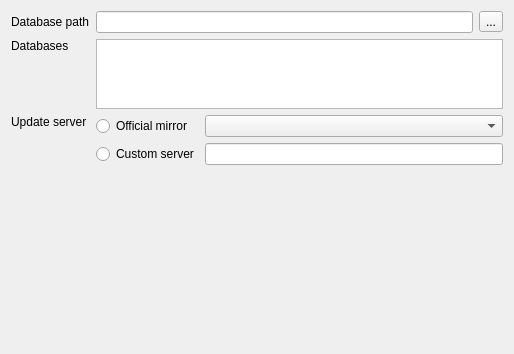
Before: the Qt Designer form src/ui/settingswidget.ui in dports/Qlam, drawn with Qt 5.
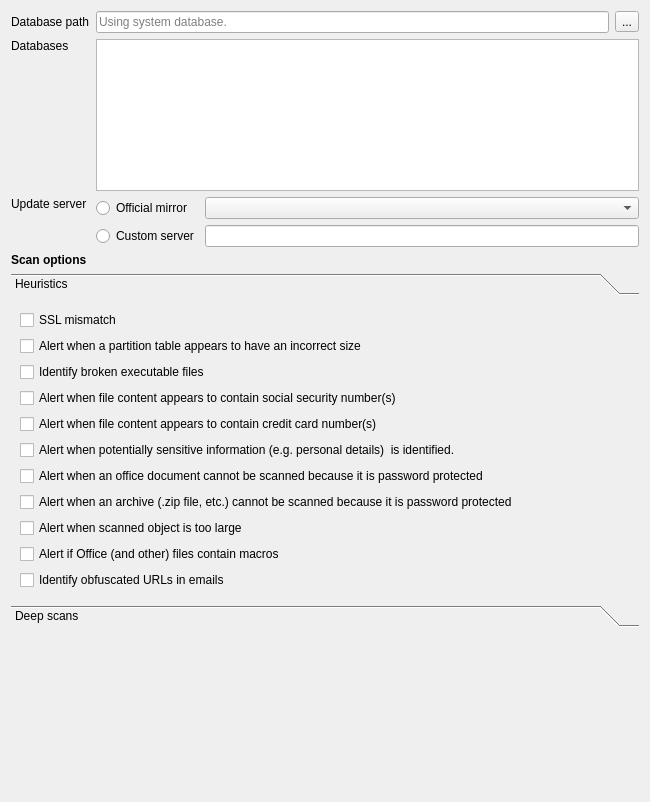
After: the same form once the commit is applied. The open tabs and pages were chosen to show the change. Icons and pictures are not drawn.

Diff of the .ui file:
```diff
--- a/src/ui/settingswidget.ui
+++ b/src/ui/settingswidget.ui
@@ -6,14 +6,14 @@
    <rect>
     <x>0</x>
     <y>0</y>
-    <width>514</width>
-    <height>354</height>
+    <width>650</width>
+    <height>802</height>
    </rect>
   </property>
   <property name="windowTitle">
    <string>Form</string>
   </property>
-  <layout class="QVBoxLayout" name="verticalLayout" stretch="1,2">
+  <layout class="QVBoxLayout" name="verticalLayout" stretch="1,0,0,0">
    <item>
     <layout class="QGridLayout" name="gridLayout_2" rowstretch="0,0,0">
      <item row="0" column="0">
@@ -26,7 +26,11 @@
      <item row="0" column="1">
       <layout class="QHBoxLayout" name="horizontalLayout">
        <item>
-        <widget class="QLineEdit" name="databasePath"/>
+        <widget class="QLineEdit" name="databasePath">
+         <property name="placeholderText">
+          <string>Using system database.</string>
+         </property>
+        </widget>
        </item>
        <item>
         <widget class="QToolButton" name="chooseDatabasePathButton">
@@ -107,6 +111,131 @@
      </item>
     </layout>
    </item>
+   <item>
+    <widget class="QLabel" name="label">
+     <property name="font">
+      <font>
+       <weight>75</weight>
+       <bold>true</bold>
+      </font>
+     </property>
+     <property name="text">
+      <string>Scan options</string>
+     </property>
+    </widget>
+   </item>
+   <item>
+    <widget class="QToolBox" name="toolBox">
+     <property name="currentIndex">
+      <number>1</number>
+     </property>
+     <widget class="QWidget" name="heuristics">
+      <property name="geometry">
+       <rect>
+        <x>0</x>
+        <y>0</y>
+        <width>854</width>
+        <height>424</height>
+       </rect>
+      </property>
+      <attribute name="label">
+       <string>Heuristics</string>
+      </attribute>
+      <layout class="QVBoxLayout" name="verticalLayout_2">
+       <item>
+        <widget class="QCheckBox" name="sslMismatch">
+         <property name="text">
+          <string>SSL mismatch</string>
+         </property>
+        </widget>
+       </item>
+       <item>
+        <widget class="QCheckBox" name="partitionTableSize">
+         <property name="text">
+          <string>Alert when a partition table appears to have an incorrect size</string>
+         </property>
+        </widget>
+       </item>
+       <item>
+        <widget class="QCheckBox" name="brokenFiles">
+         <property name="text">
+          <string>Identify broken executable files</string>
+         </property>
+        </widget>
+       </item>
+       <item>
+        <widget class="QCheckBox" name="socialSecurityNumbers">
+         <property name="text">
+          <string>Alert when file content appears to contain social security number(s)</string>
+         </property>
+        </widget>
+       </item>
+       <item>
+        <widget class="QCheckBox" name="creditCardNumbers">
+         <property name="text">
+          <string>Alert when file content appears to contain credit card number(s)</string>
+         </property>
+        </widget>
+       </item>
+       <item>
+        <widget class="QCheckBox" name="personalData">
+         <property name="text">
+          <string>Alert when potentially sensitive information (e.g. personal details)  is identified.</string>
+         </property>
+        </widget>
+       </item>
+       <item>
+        <widget class="QCheckBox" name="docPassword">
+         <property name="text">
+          <string>Alert when an office document cannot be scanned because it is password protected</string>
+         </property>
+        </widget>
+       </item>
+       <item>
+        <widget class="QCheckBox" name="archivePassword">
+         <property name="text">
+          <string>Alert when an archive (.zip file, etc.) cannot be scanned because it is password protected</string>
+         </property>
+        </widget>
+       </item>
+       <item>
+        <widget class="QCheckBox" name="exceedsMax">
+         <property name="text">
+          <string>Alert when scanned object is too large</string>
+         </property>
+        </widget>
+       </item>
+       <item>
+        <widget class="QCheckBox" name="macros">
+         <property name="text">
+          <string>Alert if Office (and other) files contain macros</string>
+         </property>
+        </widget>
+       </item>
+       <item>
+        <widget class="QCheckBox" name="cloakedUrls">
+         <property name="text">
+          <string>Identify obfuscated URLs in emails</string>
+         </property>
+        </widget>
+       </item>
+      </layout>
+     </widget>
+     <widget class="QWidget" name="deepScan">
+      <property name="geometry">
+       <rect>
+        <x>0</x>
+        <y>0</y>
+        <width>638</width>
+        <height>83</height>
+       </rect>
+      </property>
+      <attribute name="label">
+       <string>Deep scans</string>
+      </attribute>
+     </widget>
+    </widget>
+   </item>
    <item>
     <spacer name="verticalSpacer">
      <property name="orientation">
```
Left out of the diff: 10 changed lines with no effect on the pictures.
